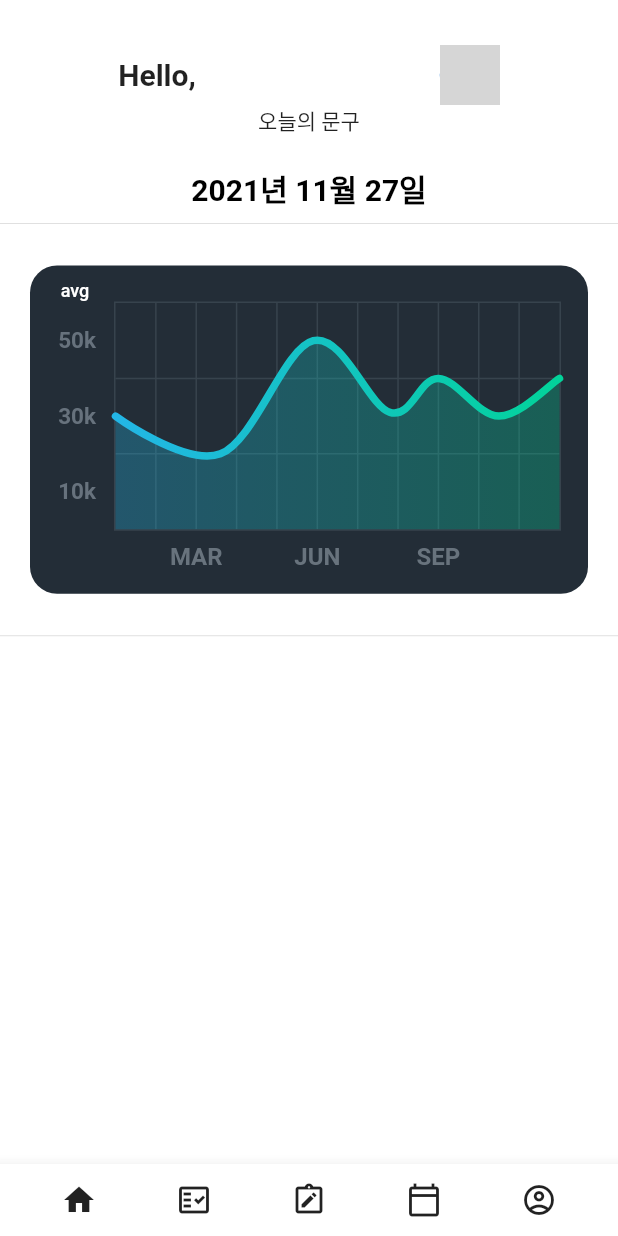
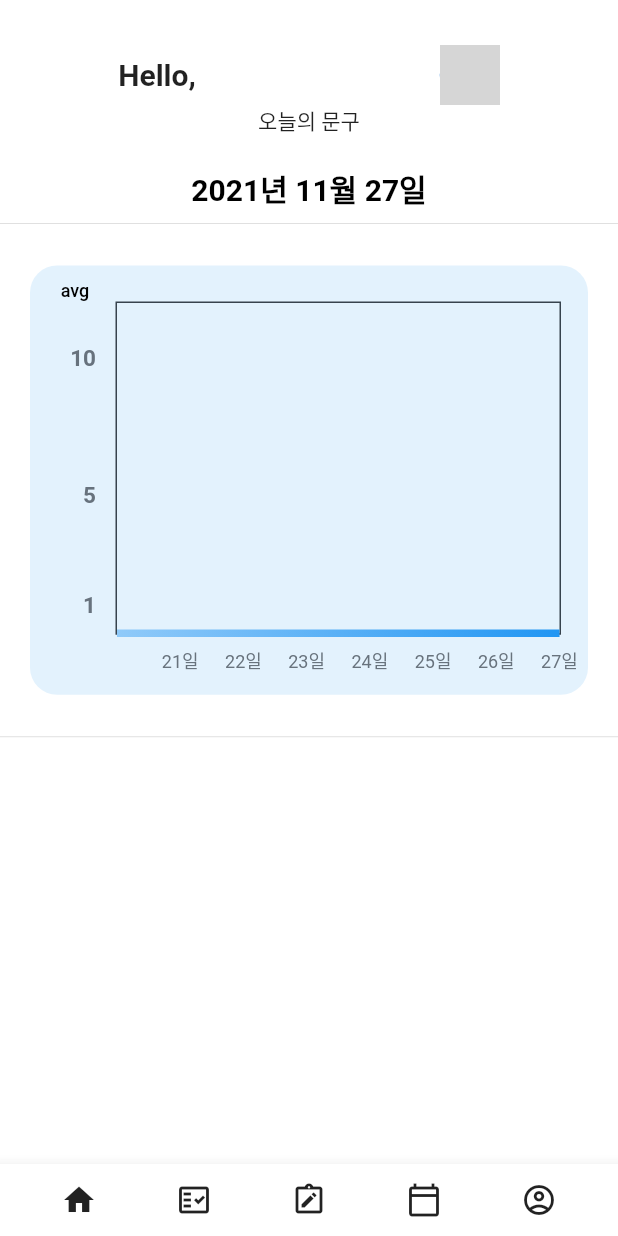
Before and after one commit to Hayun218/TIOIT, a Flutter app: the screen it shows once a user with an empty profile is signed in, on a phone screen of 412 x 824 dp. Run offline on Flutter 3.47's test engine with Material 2 defaults, Android fonts, the phone set to English and light mode, and no system bars; drawn by our look-alikes of fl_chart; our stand-ins replace cloud_firestore, firebase_auth, firebase_core, firebase_storage, flutter_signin_button, google_sign_in and 4 more; missing offline and left inert: loading_animations, time_range_picker; accounts and stored records are empty; network calls fail; grey boxes are pictures that could not be loaded.

Commit message:
graph for the last seven days

```diff
--- a/tiot/lib/dashboard.dart
+++ b/tiot/lib/dashboard.dart
@@ -4,13 +4,30 @@ import 'package:flutter/cupertino.dart';
 import 'package:flutter/material.dart';
 import 'package:flutter/widgets.dart';
 import 'package:intl/intl.dart';
+import 'package:loading_animations/loading_animations.dart';
 import 'package:pie_chart/pie_chart.dart';
 import 'package:firebase_auth/firebase_auth.dart';
 import 'package:cloud_firestore/cloud_firestore.dart';
 import 'package:fl_chart/fl_chart.dart';
 
 var today = DateTime.now();
-String todayDate = DateFormat('yyyy년 MM월 d일').format(DateTime.now());
+var format = DateFormat('yyyy년 MM월 d일');
+String todayDate = format.format(DateTime.now());
+String firstDate = format.format(today.subtract(const Duration(days: 6)));
+String secondDate = format.format(today.subtract(const Duration(days: 5)));
+String thirdDate = format.format(today.subtract(const Duration(days: 4)));
+String fourthDate = format.format(today.subtract(const Duration(days: 3)));
+String fifthDate = format.format(today.subtract(const Duration(days: 2)));
+String sixthDate = format.format(today.subtract(const Duration(days: 1)));
+List<String> days = [
+  firstDate,
+  secondDate,
+  thirdDate,
+  fourthDate,
+  fifthDate,
+  sixthDate,
+  todayDate
+];
 
 class DashboardPage extends StatefulWidget {
   const DashboardPage({Key? key}) : super(key: key);
@@ -23,10 +40,11 @@ Icon selectIcon(data) {
   if (data['status'] == "Complete") return Icon(Icons.check_box);
   if (data['status'] == "In Progress") return Icon(Icons.star_half);
   if (data['status'] == "Postponed") return Icon(Icons.forward);
-  if (data['status'] == "Cancel")
+  if (data['status'] == "Cancel") {
     return Icon(Icons.cancel_presentation_outlined);
+  }
 
-  return Icon(Icons.check_box_outline_blank);
+  return const Icon(Icons.check_box_outline_blank);
 }
 
 class _DashboardPageState extends State<DashboardPage> {
@@ -53,7 +71,8 @@ class _DashboardPageState extends State<DashboardPage> {
             children: [
               Text(
                 "Hello, " + currentUser!.displayName.toString(),
-                style: TextStyle(fontWeight: FontWeight.bold, fontSize: 20),
+                style:
+                    const TextStyle(fontWeight: FontWeight.bold, fontSize: 20),
               ),
               CircleAvatar(
                 radius: 20,
@@ -91,7 +110,7 @@ class _DashboardPageState extends State<DashboardPage> {
                 if (snapshot.hasError) {
                   return Text('Error: ${snapshot.error}');
                 }
-                if (!snapshot.hasData) return Text('Please fill your list');
+                if (!snapshot.hasData) return LoadingFlipping.circle();
 
                 return ListView.builder(
                   scrollDirection: Axis.vertical,
@@ -140,31 +159,52 @@ class LineChartSample2 extends StatefulWidget {
 }
 
 class _LineChartSample2State extends State<LineChartSample2> {
+  Stream toDoData = FirebaseFirestore.instance
+      .collection('user')
+      .doc(FirebaseAuth.instance.currentUser!.uid)
+      .collection('statistic')
+      .where(FieldPath.documentId, whereIn: days)
+      .snapshots();
+
   List<Color> gradientColors = [
-    const Color(0xff23b6e6),
-    const Color(0xff02d39a),
+    const Color(0xff90caf9),
+    const Color(0xff2196f3),
   ];
 
   bool showAvg = false;
 
   @override
   Widget build(BuildContext context) {
+    getTotalNumber();
     return Stack(
       children: <Widget>[
         AspectRatio(
-          aspectRatio: 1.70,
+          aspectRatio: 1.30,
           child: Container(
             decoration: const BoxDecoration(
                 borderRadius: BorderRadius.all(
                   Radius.circular(18),
                 ),
-                color: Color(0xff232d37)),
+                color: Color(0xffe3f2fd)),
             child: Padding(
               padding: const EdgeInsets.only(
                   right: 18.0, left: 12.0, top: 24, bottom: 12),
-              child: LineChart(
-                showAvg ? avgData() : mainData(),
-              ),
+              child: StreamBuilder(
+                  stream: toDoData,
+                  builder:
+                      (BuildContext context, AsyncSnapshot<dynamic> snapshot) {
+                    if (snapshot.hasError) {
+                      return Text('Error: ${snapshot.error}');
+                    }
+                    if (!snapshot.hasData) {
+                      return LoadingFlipping.circle();
+                    }
+
+                    List<DocumentSnapshot> documents = snapshot.data.docs;
+
+                    return LineChart(
+                        showAvg ? mainData(documents) : mainData(documents));
+                  }),
             ),
           ),
         ),
@@ -182,7 +222,7 @@ class _LineChartSample2State extends State<LineChartSample2> {
               style: TextStyle(
                   fontSize: 12,
                   color:
-                      showAvg ? Colors.white.withOpacity(0.5) : Colors.white),
+                      showAvg ? Colors.black.withOpacity(0.2) : Colors.black),
             ),
           ),
         ),
@@ -190,23 +230,38 @@ class _LineChartSample2State extends State<LineChartSample2> {
     );
   }
 
-  LineChartData mainData() {
+  Future getTotalNumber() async {
+    CollectionReference toDoData = FirebaseFirestore.instance
+        .collection('user')
+        .doc(FirebaseAuth.instance.currentUser!.uid)
+        .collection('toDo');
+    // 수정해야함 일주일치 date는 어떻게 받아올지 구상!
+    QuerySnapshot completedN = await toDoData
+        .where("date", isEqualTo: todayDate)
+        .where("status", isEqualTo: "Complete")
+        .get();
+    QuerySnapshot totalN =
+        await toDoData.where("date", isEqualTo: todayDate).get();
+    saveSta(completedN.size, totalN.size);
+  }
+
+  Future saveSta(int comp, int total) {
+    CollectionReference toDoSta = FirebaseFirestore.instance
+        .collection('user')
+        .doc(FirebaseAuth.instance.currentUser!.uid)
+        .collection('statistic');
+
+    return toDoSta
+        .doc(todayDate)
+        .set({"totalN": total, "completed": comp}).then(
+            (value) => print("save numbers"));
+  }
+
+  LineChartData mainData(documents) {
     return LineChartData(
       gridData: FlGridData(
-        show: true,
-        drawVerticalLine: true,
-        getDrawingHorizontalLine: (value) {
-          return FlLine(
-            color: const Color(0xff37434d),
-            strokeWidth: 1,
-          );
-        },
-        getDrawingVerticalLine: (value) {
-          return FlLine(
-            color: const Color(0xff37434d),
-            strokeWidth: 1,
-          );
-        },
+        show: false,
+        drawVerticalLine: false,
       ),
       titlesData: FlTitlesData(
         show: true,
@@ -214,20 +269,26 @@ class _LineChartSample2State extends State<LineChartSample2> {
         topTitles: SideTitles(showTitles: false),
         bottomTitles: SideTitles(
           showTitles: true,
-          reservedSize: 22,
+          reservedSize: 20,
           interval: 1,
-          getTextStyles: (context, value) => const TextStyle(
-              color: Color(0xff68737d),
-              fontWeight: FontWeight.bold,
-              fontSize: 16),
+          getTextStyles: (context, value) =>
+              const TextStyle(color: Color(0xff68737d), fontSize: 12),
           getTitles: (value) {
             switch (value.toInt()) {
+              case 1:
+                return firstDate.split(" ")[2];
               case 2:
-                return 'MAR';
+                return secondDate.split(" ")[2];
+              case 3:
+                return thirdDate.split(" ")[2];
+              case 4:
+                return fourthDate.split(" ")[2];
               case 5:
-                return 'JUN';
-              case 8:
-                return 'SEP';
+                return fifthDate.split(" ")[2];
+              case 6:
+                return sixthDate.split(" ")[2];
+              case 7:
+                return todayDate.split(" ")[2];
             }
             return '';
           },
@@ -244,40 +305,41 @@ class _LineChartSample2State extends State<LineChartSample2> {
           getTitles: (value) {
             switch (value.toInt()) {
               case 1:
-                return '10k';
-              case 3:
-                return '30k';
+                return '1';
               case 5:
-                return '50k';
+                return '5';
+              case 10:
+                return '10';
             }
             return '';
           },
           reservedSize: 32,
-          margin: 12,
+          margin: 13,
         ),
       ),
       borderData: FlBorderData(
           show: true,
           border: Border.all(color: const Color(0xff37434d), width: 1)),
       minX: 0,
-      maxX: 11,
+      maxX: 7,
       minY: 0,
-      maxY: 6,
+      maxY: 12,
       lineBarsData: [
         LineChartBarData(
-          spots: const [
-            FlSpot(0, 3),
-            FlSpot(2.6, 2),
-            FlSpot(4.9, 5),
-            FlSpot(6.8, 3.1),
-            FlSpot(8, 4),
-            FlSpot(9.5, 3),
-            FlSpot(11, 4),
+          spots: [
+            FlSpot(0, 0),
+            FlSpot(1, findSpot(documents, 0)),
+            FlSpot(2, findSpot(documents, 1)),
+            FlSpot(3, findSpot(documents, 2)),
+            FlSpot(4, findSpot(documents, 3)),
+            FlSpot(5, findSpot(documents, 4)),
+            FlSpot(6, findSpot(documents, 5)),
+            FlSpot(7, findSpot(documents, 6)),
           ],
           isCurved: true,
           colors: gradientColors,
           barWidth: 5,
-          isStrokeCapRound: true,
+          isStrokeCapRound: false,
           dotData: FlDotData(
             show: false,
           ),
@@ -291,6 +353,15 @@ class _LineChartSample2State extends State<LineChartSample2> {
     );
   }
 
+  double findSpot(documents, int index) {
+    for (var document in documents) {
+      if (document.id == days[index]) {
+        return document.data()["completed"].toDouble();
+      }
+    }
+    return 0;
+  }
+
   LineChartData avgData() {
     return LineChartData(
       lineTouchData: LineTouchData(enabled: false),
@@ -299,13 +370,13 @@ class _LineChartSample2State extends State<LineChartSample2> {
         drawHorizontalLine: true,
         getDrawingVerticalLine: (value) {
           return FlLine(
-            color: const Color(0xff37434d),
+            color: const Color(0xffe3f2fd),
             strokeWidth: 1,
           );
         },
         getDrawingHorizontalLine: (value) {
           return FlLine(
-            color: const Color(0xff37434d),
+            color: const Color(0xffe3f2fd),
             strokeWidth: 1,
           );
         },
```
